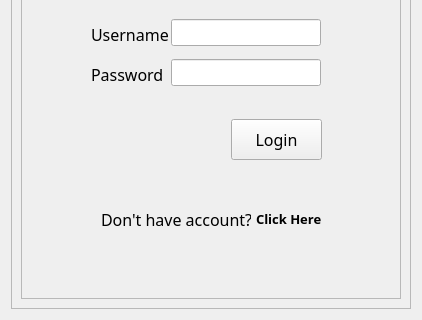
Before: the Qt Designer form design/login_menu.ui in turancan-p/User-Management-With-Mysql, drawn with Qt 5; both pictures show x 0 to 422 and y 202 to 522 of the 422 by 522 pixel window.
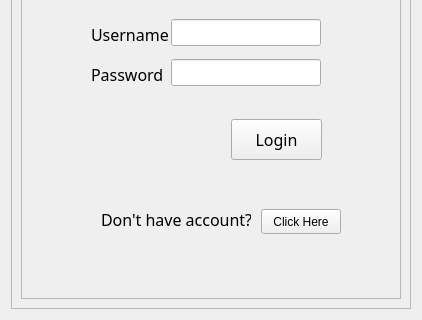
After: the same form once the commit is applied.

```diff
--- a/design/login_menu.ui
+++ b/design/login_menu.ui
@@ -133,25 +133,30 @@
            <bool>false</bool>
           </property>
          </widget>
-         <widget class="QLabel" name="register_button">
+         <widget class="QPushButton" name="register_button">
           <property name="geometry">
            <rect>
-            <x>235</x>
+            <x>240</x>
             <y>390</y>
-            <width>71</width>
-            <height>20</height>
+            <width>80</width>
+            <height>25</height>
            </rect>
           </property>
-          <property name="font">
-           <font>
-            <pointsize>10</pointsize>
-            <weight>75</weight>
-            <bold>true</bold>
-           </font>
+          <property name="layoutDirection">
+           <enum>Qt::LeftToRight</enum>
+          </property>
+          <property name="autoFillBackground">
+           <bool>true</bool>
+          </property>
+          <property name="styleSheet">
+           <string notr="true">background-color: rgb(240, 240, 240);</string>
           </property>
           <property name="text">
            <string>Click Here</string>
           </property>
+          <property name="checkable">
+           <bool>false</bool>
+          </property>
          </widget>
         </widget>
        </item>
```
Left out of the diff: 4 changed lines with no effect on the pictures.
